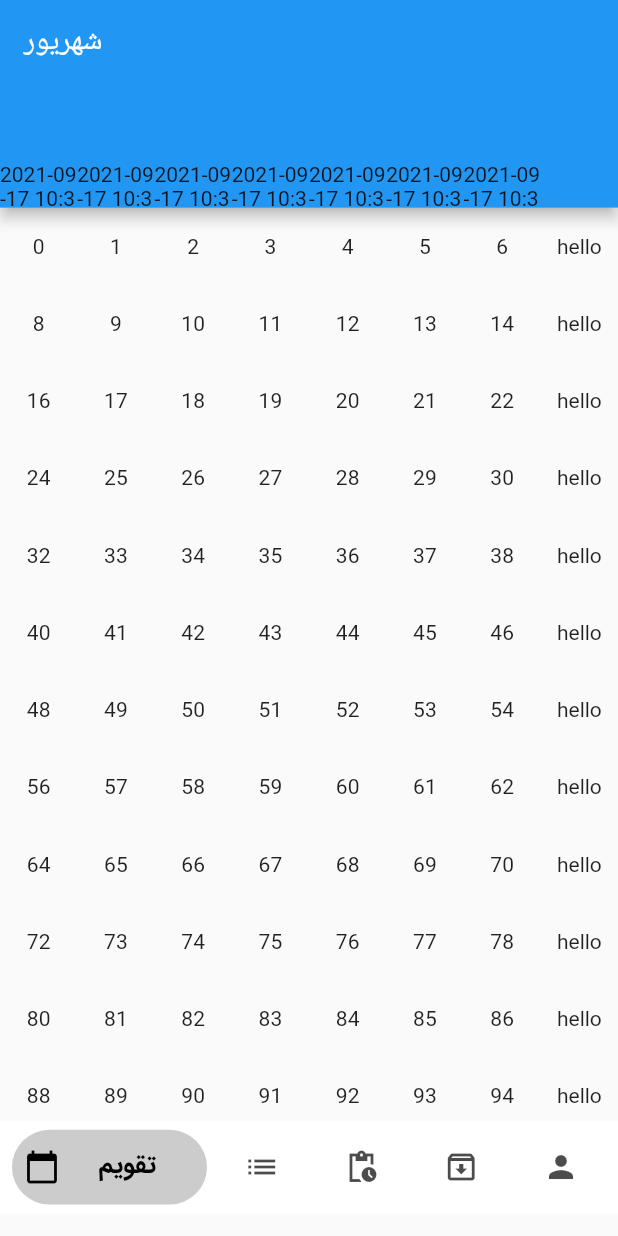
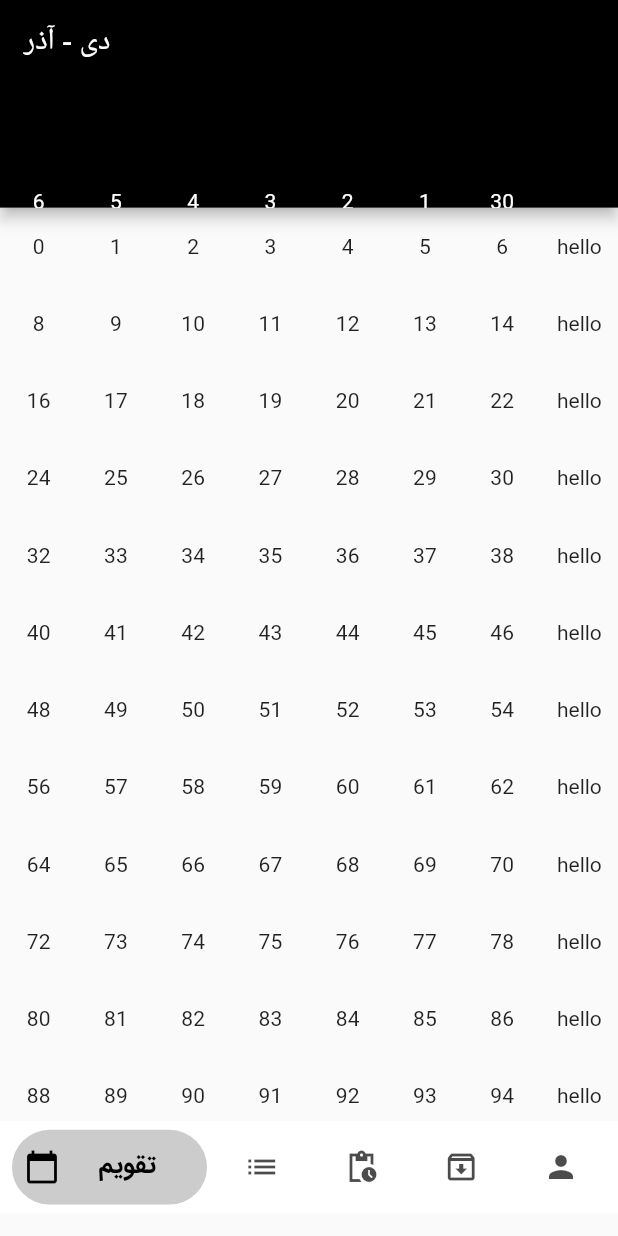
Before and after one commit to omidziveh/capture_tool, a Flutter app: the screen it shows after launch, swiped to page 3, on a phone screen of 412 x 824 dp. Run offline on Flutter 3.47's test engine with Material 2 defaults, Android fonts, the phone set to English and light mode, and no system bars; drawn by our look-alikes of bottom_navy_bar; our stand-ins replace flutter_rating_bar, flutter_slidable, hive, hive_flutter, shamsi_date; missing offline and left inert: linked_scroll_controller, persian_number_utility; accounts and stored records are empty.

Commit message:
changing calendar.dart

```diff
--- a/lib/pages/Calendar/calendar.dart
+++ b/lib/pages/Calendar/calendar.dart
@@ -1,66 +1,20 @@
-// import 'package:capture_tool/pages/Capture_Tool/capture_tool.dart';
-// import 'package:flutter/material.dart';
-// import 'package:shamsi_date/shamsi_date.dart';
-// import 'package:shamsi_date/extensions.dart';
-// import 'table.dart';
-//
-// class Calendar extends StatefulWidget {
-//   Calendar({Key? key}) : super(key: key);
-//
-//   @override
-//   State<Calendar> createState() => _CalendarState();
-// }
-//
-// class _CalendarState extends State<Calendar> {
-//   double height = 20;
-//
-//   @override
-//   Widget build(BuildContext context) {
-//     return Scaffold(
-//       body: SafeArea(child: MultiplicationTable())
-//       // PageView(
-//       //   children: [
-//       //     MultiplicationTable(),
-//       //     InteractiveViewer(
-//       //       child: ListView.builder(
-//       //           controller: controller,
-//       //           itemBuilder: (BuildContext context, int index) {
-//       //             return Container(color: Colors.blue[index % 10 * 100] ,height: height,);
-//       //           }),
-//       //       minScale: 0.5,
-//       //       maxScale: 2.5,
-//       //       onInteractionStart: (ScaleStartDetails scaleStartDetails) {
-//       //         print('started');
-//       //       },
-//       //       onInteractionEnd: (ScaleEndDetails scaleEndDetails) {
-//       //         print('Ended');
-//       //       },
-//       //       onInteractionUpdate: (ScaleUpdateDetails scaleUpdateDetails) {
-//       //         setState(() {
-//       //           height = 20 * scaleUpdateDetails.scale;
-//       //         });
-//       //         print(scaleUpdateDetails.scale);
-//       //       },
-//       //
-//       //     )
-//       //],
-//       //),
-//     );
-//   }
-//
-//   final ScrollController controller = ScrollController();
-// }
-
 import 'package:flutter/material.dart';
 import 'calendar_page.dart';
 
-class Calendar extends StatelessWidget {
+class Calendar extends StatefulWidget {
+  @override
+  State<Calendar> createState() => _CalendarState();
+}
+
+class _CalendarState extends State<Calendar> {
   @override
   Widget build(BuildContext context) {
     return PageView.builder(
-      itemCount: 10,
+      controller: PageController(initialPage: 10),
       itemBuilder: (BuildContext context, int index) {
-        return CalendarPage(startDate: DateTime.now());
+        return CalendarPage(
+          startDate: DateTime.now().add(-Duration(days: 7 * (index-8))),
+        );
       },
     );
   }
--- a/lib/pages/Calendar/calendar_page.dart
+++ b/lib/pages/Calendar/calendar_page.dart
@@ -1,19 +1,44 @@
-import 'dart:developer';
+import '../../style.dart';
 
 import 'package:flutter/material.dart';
-import  'package:persian_number_utility/persian_number_utility.dart';
+import 'package:persian_number_utility/persian_number_utility.dart';
+import 'package:shamsi_date/shamsi_date.dart';
+import 'package:shamsi_date/extensions.dart';
+
+List<String> months = [
+  'فروردین',
+  'اردیبهشت',
+  'خرداد',
+  'تیر',
+  'مرداد',
+  'شهریور',
+  'مهر',
+  'آبان',
+  'آذر',
+  'دی',
+  'بهمن',
+  'اسفند',
+];
 
 class CalendarPage extends StatelessWidget {
   final DateTime startDate;
 
-  CalendarPage({required this.startDate});
+  CalendarPage({
+    required this.startDate,
+  });
 
   @override
   Widget build(BuildContext context) {
+    print(this.startDate.toJalali());
     return SafeArea(
       child: Scaffold(
         appBar: AppBar(
-          title: Text('شهریور'),
+          backgroundColor: Colors.black,
+          title: Text(
+              this.startDate.toJalali().month != this.startDate.add(-Duration(days: 7)).toJalali().month ?
+                  '${months[this.startDate.toJalali().month + 1]} - ${months[this.startDate.add(Duration(days: 7)).toJalali().month]}'
+                  : '${months[this.startDate.toJalali().month + 1]}',
+          ),
           bottom: PreferredSize(
             preferredSize: Size.fromHeight(MediaQuery.of(context).size.height * 0.1),
               child: SizedBox(
@@ -25,7 +50,7 @@ class CalendarPage extends StatelessWidget {
                       return Container();
                     } return Container(
                       child: Center(
-                        child: Text('$startDate')
+                        child: Text(this.startDate.add(Duration(days: -index - 1)).toJalali().day.toString(), style: TextStyle(color: Colors.white),)
                       ),
                     );
                   },
--- a/lib/style.dart
+++ b/lib/style.dart
@@ -40,3 +40,9 @@ TextStyle captureToolPreTaskTitle = TextStyle(
   fontFamily: 'IranSans',
   fontSize: 12,
 );
+
+TextStyle calendarMonthStyle = TextStyle(
+  color: Colors.black,
+  fontFamily: 'IranSans',
+  fontSize: 20
+);
```
Also changed, not shown: 1 other file.
